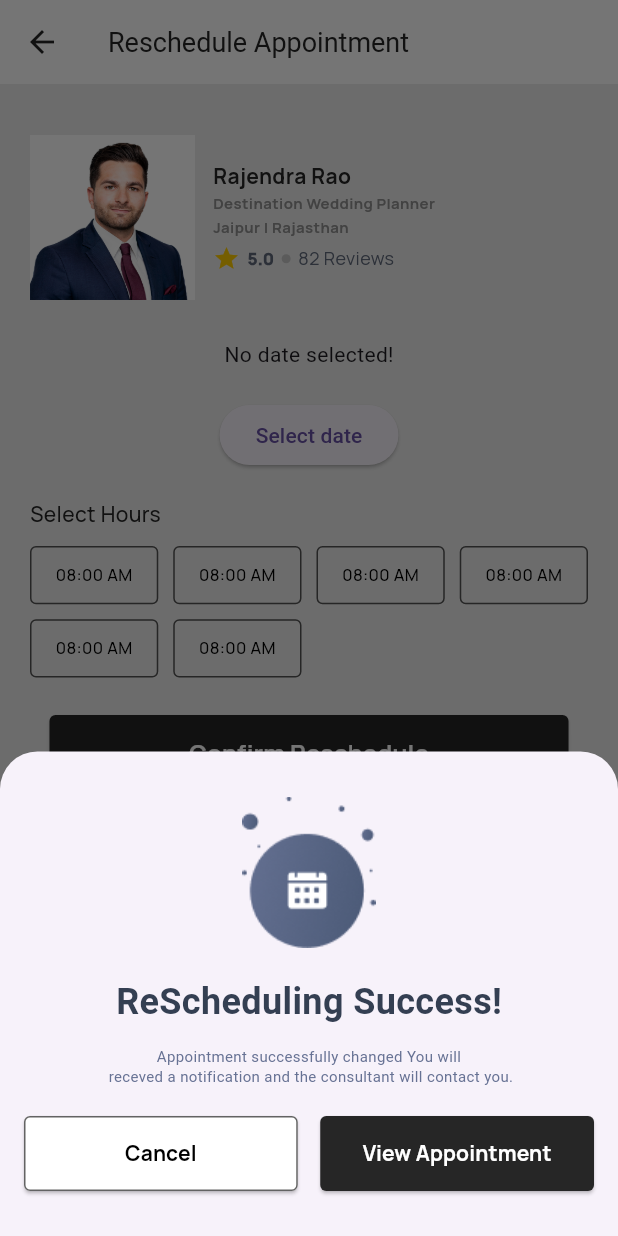
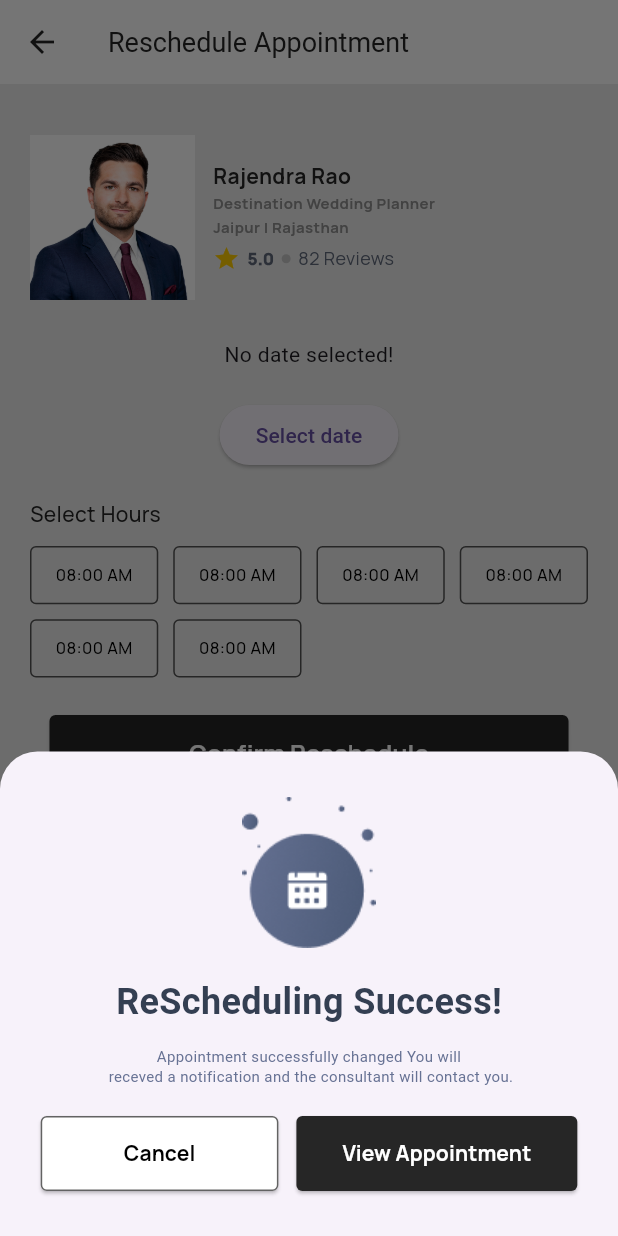
Before and after one commit to divyamittal-1712/user, a Flutter app: the RescheduleAppointmentDetailPage screen opened by its route, after a tap on "Confirm Reschedule", on a phone screen of 412 x 824 dp. Run offline on Flutter 3.47's test engine with Material 3 defaults, Android fonts, the phone set to English and light mode, and no system bars; drawn by our look-alikes of loader_overlay; our stand-ins replace cached_network_image, carousel_slider, dotted_decoration, flutter_native_splash, flutter_rating_bar, flutter_spinkit and 6 more; missing offline and left inert: dart:ffi; accounts and stored records are empty; Roboto replaces fonts that are missing (Rubik).

Commit message:
ui nilesh

```diff
--- a/lib/screens/home/bottom_navigation/appointment/views/reschedule_appointment_detail_page.dart
+++ b/lib/screens/home/bottom_navigation/appointment/views/reschedule_appointment_detail_page.dart
@@ -205,6 +205,8 @@ class _RescheduleAppointmentDetailPageState extends State<RescheduleAppointmentD
   }
 
   void _showRescheduleSuccessBottomSheet(BuildContext context) {
+    double width = MediaQuery.sizeOf(context).width;
+
     showModalBottomSheet(
       context: context,
       shape: const RoundedRectangleBorder(
@@ -238,9 +240,11 @@ class _RescheduleAppointmentDetailPageState extends State<RescheduleAppointmentD
               ),
               const SizedBox(height: 20.0),
               Row(
-                mainAxisAlignment: MainAxisAlignment.spaceBetween,
+                mainAxisAlignment: MainAxisAlignment.center,
+                // mainAxisAlignment: MainAxisAlignment.spaceBetween,
                 children: <Widget>[
-                  Expanded(
+                  SizedBox(
+                    width: width/2.6,
                     child: DefaultButton(
                       key: UniqueKey(),
                       // loadingFlag: provider.isLoading,
@@ -258,9 +262,10 @@ class _RescheduleAppointmentDetailPageState extends State<RescheduleAppointmentD
                     ),
                   ),
                   const SizedBox(
-                    width: 15,
+                    width: 12,
                   ),
-                  Expanded(
+                  SizedBox(
+                    width: width/2.2,
                     child: DefaultButton(
                       key: UniqueKey(),
                       // loadingFlag: provider.isLoading,
```
